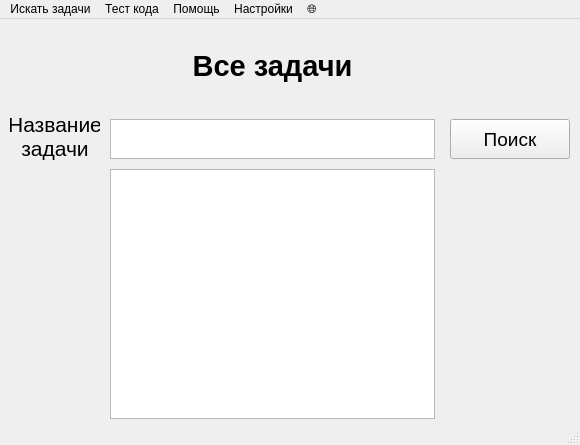
Before: the Qt Designer form LyceumSearch.ui in pworty/LyceumSearch, drawn with Qt 5.
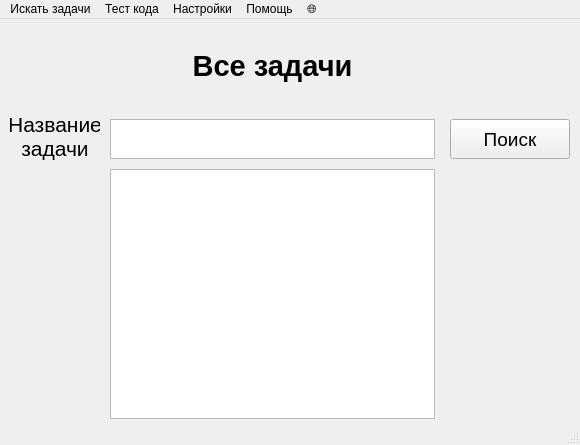
After: the same form once the commit is applied.

Diff of the .ui file:
```diff
--- a/LyceumSearch.ui
+++ b/LyceumSearch.ui
@@ -177,8 +177,8 @@
    </widget>
    <addaction name="menuSearch"/>
    <addaction name="menuCodeTest"/>
-   <addaction name="menuHelp"/>
    <addaction name="menuSettings"/>
+   <addaction name="menuHelp"/>
    <addaction name="menuLanguage"/>
   </widget>
   <widget class="QStatusBar" name="statusbar"/>
```
Left out of the diff: 8 changed lines with no effect on the pictures.
